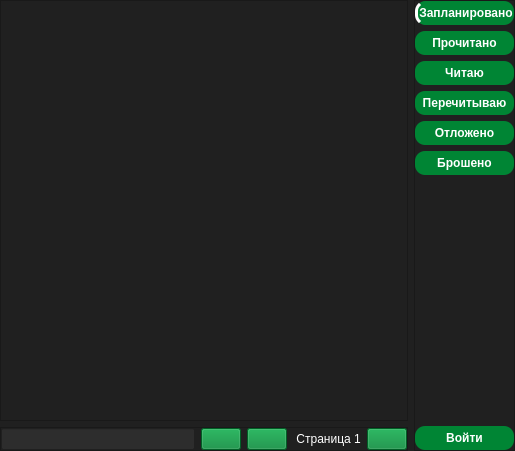
brandonzorn/Nlight, file forms/shikimoriUI.ui: the form before one commit.
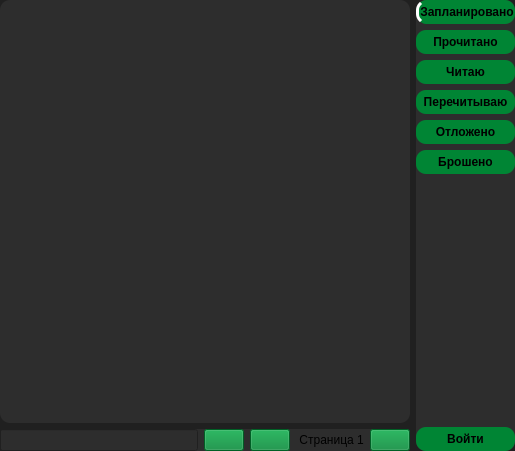
The form after the commit. Icons and pictures are not drawn.

The edit to the form file:
```diff
--- a/forms/shikimoriUI.ui
+++ b/forms/shikimoriUI.ui
@@ -240,9 +240,10 @@
    <string>Form</string>
   </property>
   <property name="styleSheet">
-   <string notr="true">color: rgb(255, 255, 255);
-selection-background-color: rgb(0, 133, 52);
-background-color: rgb(32, 32, 32);</string>
+   <string notr="true">QFrame {
+	border-radius: 10px;
+	background-color: rgb(45, 45, 45);
+}</string>
   </property>
   <layout class="QHBoxLayout" name="horizontalLayout_2">
    <property name="leftMargin">
@@ -402,8 +403,7 @@
       <item>
        <widget class="QPushButton" name="b_planned">
         <property name="styleSheet">
-         <string notr="true">background-color: rgb(0, 133, 52);
-color: rgb(255, 255, 255);</string>
+         <string notr="true"/>
         </property>
         <property name="text">
          <string>Запланировано</string>
@@ -422,8 +422,7 @@
       <item>
        <widget class="QPushButton" name="b_completed">
         <property name="styleSheet">
-         <string notr="true">background-color: rgb(0, 133, 52);
-color: rgb(255, 255, 255);</string>
+         <string notr="true"/>
         </property>
         <property name="text">
          <string>Прочитано</string>
@@ -439,8 +438,7 @@
       <item>
        <widget class="QPushButton" name="b_watching">
         <property name="styleSheet">
-         <string notr="true">background-color: rgb(0, 133, 52);
-color: rgb(255, 255, 255);</string>
+         <string notr="true"/>
         </property>
         <property name="text">
          <string>Читаю</string>
@@ -456,8 +454,7 @@
       <item>
        <widget class="QPushButton" name="b_rewatching">
         <property name="styleSheet">
-         <string notr="true">background-color: rgb(0, 133, 52);
-color: rgb(255, 255, 255);</string>
+         <string notr="true"/>
         </property>
         <property name="text">
          <string>Перечитываю</string>
@@ -473,8 +470,7 @@
       <item>
        <widget class="QPushButton" name="b_on_hold">
         <property name="styleSheet">
-         <string notr="true">background-color: rgb(0, 133, 52);
-color: rgb(255, 255, 255);</string>
+         <string notr="true"/>
         </property>
         <property name="text">
          <string>Отложено</string>
@@ -490,8 +486,7 @@
       <item>
        <widget class="QPushButton" name="b_dropped">
         <property name="styleSheet">
-         <string notr="true">background-color: rgb(0, 133, 52);
-color: rgb(255, 255, 255);</string>
+         <string notr="true"/>
         </property>
         <property name="text">
          <string>Брошено</string>
@@ -520,8 +515,7 @@
       <item>
        <widget class="QPushButton" name="btn_auth">
         <property name="styleSheet">
-         <string notr="true">background-color: rgb(0, 133, 52);
-color: rgb(255, 255, 255);</string>
+         <string notr="true"/>
         </property>
         <property name="text">
          <string>Войти</string>
```
